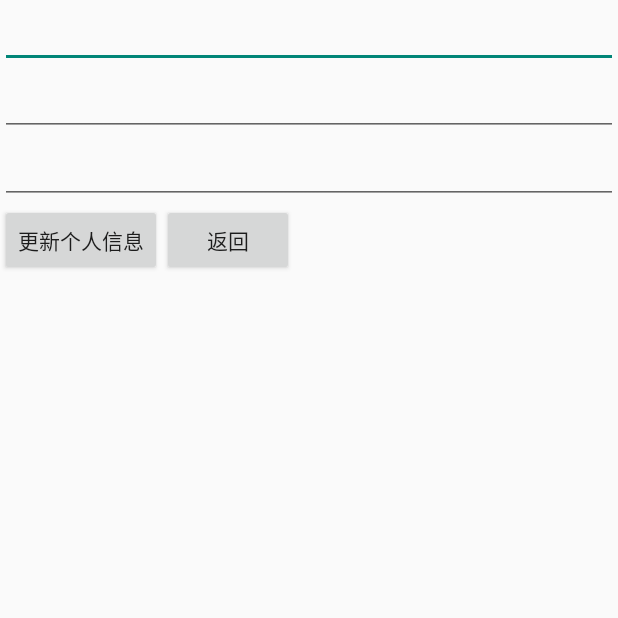
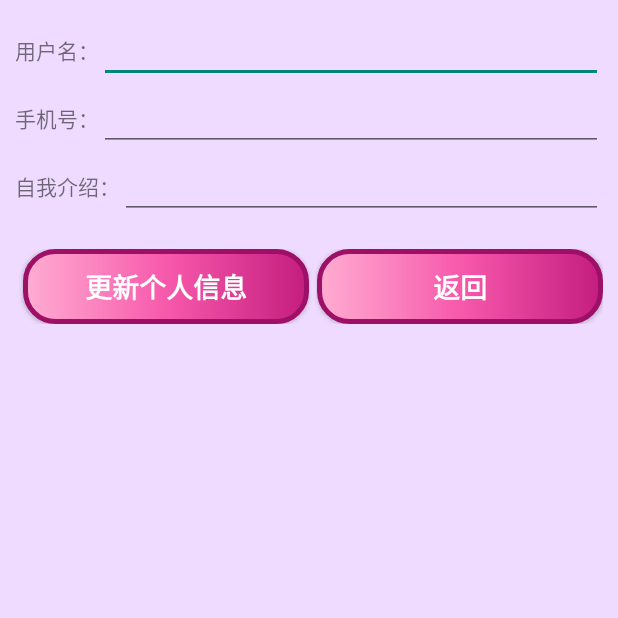
Before and after one commit to yufoo1/Hangyou, an Android app: the UpdateHomePageActivity screen opened directly, with no data from a screen before it, on a phone screen of 412 x 824 dp, the top half of it. Run offline under Robolectric (Android 15) with nearby library versions, the phone set to English and light mode, and no system bars; 3 statements that could not run were skipped.

Commit message:
修改信息编辑页UI

```diff
--- a/app/src/main/res/layout/fragment_update_home_page.xml
+++ b/app/src/main/res/layout/fragment_update_home_page.xml
@@ -1,7 +1,8 @@
 <?xml version="1.0" encoding="utf-8"?>
 <androidx.constraintlayout.widget.ConstraintLayout xmlns:android="http://schemas.android.com/apk/res/android"
     android:layout_width="match_parent"
-    android:layout_height="match_parent">
+    android:layout_height="match_parent"
+    android:background="@color/purple_2">
     <LinearLayout
         android:layout_width="match_parent"
         android:layout_height="match_parent"
@@ -9,40 +10,89 @@
         <LinearLayout
             android:layout_width="match_parent"
             android:layout_height="wrap_content"
-            android:orientation="vertical">
+            android:orientation="vertical"
+            android:layout_margin="10dp">
+            <LinearLayout
+                android:layout_width="match_parent"
+                android:layout_height="wrap_content"
+                android:orientation="horizontal">
+                <TextView
+                    android:layout_width="wrap_content"
+                    android:layout_height="wrap_content"
+                    android:text="用户名：">
+                </TextView>
                 <EditText
                     android:layout_width="match_parent"
                     android:layout_height="wrap_content"
                     android:id="@+id/update_home_page_username">
                 </EditText>
+            </LinearLayout>
+            <LinearLayout
+                android:layout_width="match_parent"
+                android:layout_height="wrap_content"
+                android:orientation="horizontal">
+                <TextView
+                    android:layout_width="wrap_content"
+                    android:layout_height="wrap_content"
+                    android:text="手机号：">
+                </TextView>
                 <EditText
                     android:layout_width="match_parent"
                     android:layout_height="wrap_content"
                     android:id="@+id/update_home_page_phone">
                 </EditText>
+            </LinearLayout>
+            <LinearLayout
+                android:layout_width="match_parent"
+                android:layout_height="wrap_content"
+                android:orientation="horizontal">
+                <TextView
+                    android:layout_width="wrap_content"
+                    android:layout_height="wrap_content"
+                    android:text="自我介绍：">
+                </TextView>
                 <EditText
                     android:layout_width="match_parent"
                     android:layout_height="wrap_content"
                     android:id="@+id/update_home_page_description">
                 </EditText>
             </LinearLayout>
+        </LinearLayout>
+
         <LinearLayout
+            android:id="@+id/group_button"
             android:layout_width="match_parent"
-            android:layout_height="wrap_content"
+            android:layout_height="50dp"
+            android:layout_marginStart="10dp"
+            android:layout_marginEnd="10dp"
+            android:layout_marginTop="10dp"
             android:orientation="horizontal">
-            <Button
-                android:layout_width="wrap_content"
-                android:layout_height="wrap_content"
-                android:text="更新个人信息"
-                android:id="@+id/update_home_page_commit">
-            </Button>
 
             <Button
-                android:layout_width="wrap_content"
-                android:layout_height="wrap_content"
+                android:id="@+id/update_home_page_commit"
+                android:layout_weight="1"
+                android:layout_width="0dp"
+                android:layout_height="match_parent"
+                android:layout_marginStart="5dp"
+                android:text="更新个人信息"
+                android:textSize="18sp"
+                android:textStyle="bold"
+                android:textColor="@color/gray_1"
+                android:background="@drawable/button_red">
+            </Button>
+            <Button
+                android:id="@+id/update_home_page_return"
+                android:layout_weight="1"
+                android:layout_width="0dp"
+                android:layout_height="match_parent"
+                android:layout_marginStart="5dp"
                 android:text="返回"
-                android:id="@+id/update_home_page_return">
+                android:textSize="18sp"
+                android:textStyle="bold"
+                android:textColor="@color/gray_1"
+                android:background="@drawable/button_red">
             </Button>
         </LinearLayout>
+
     </LinearLayout>
 </androidx.constraintlayout.widget.ConstraintLayout>
```
Lines whose indentation alone changed are shown as unchanged.
